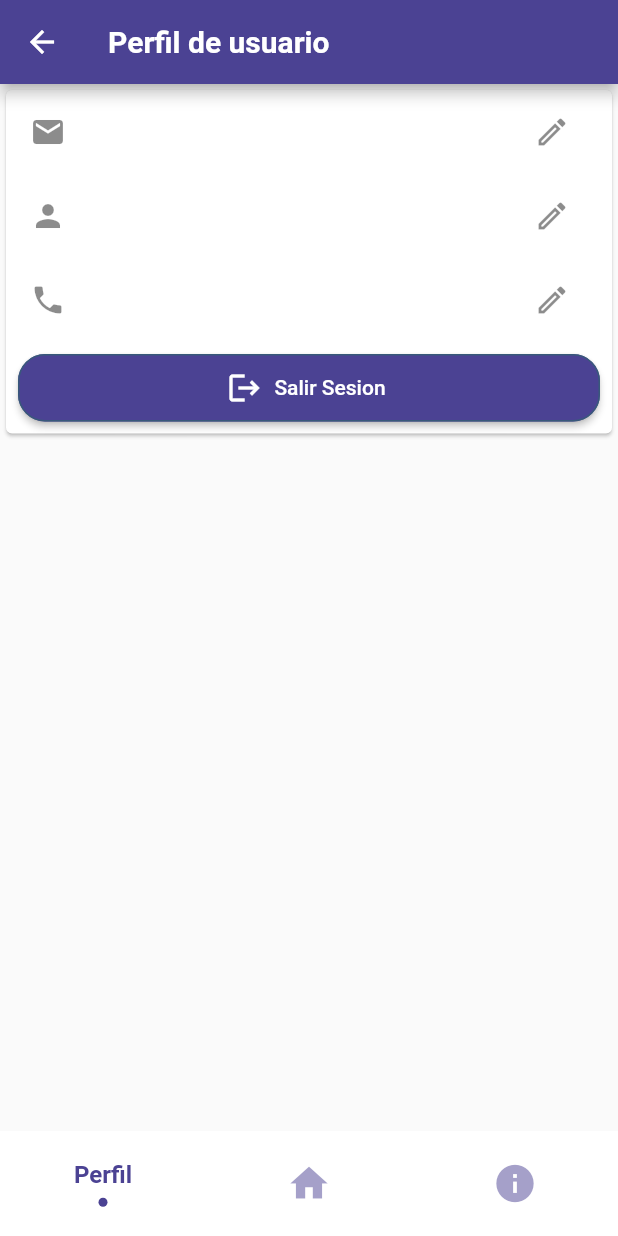
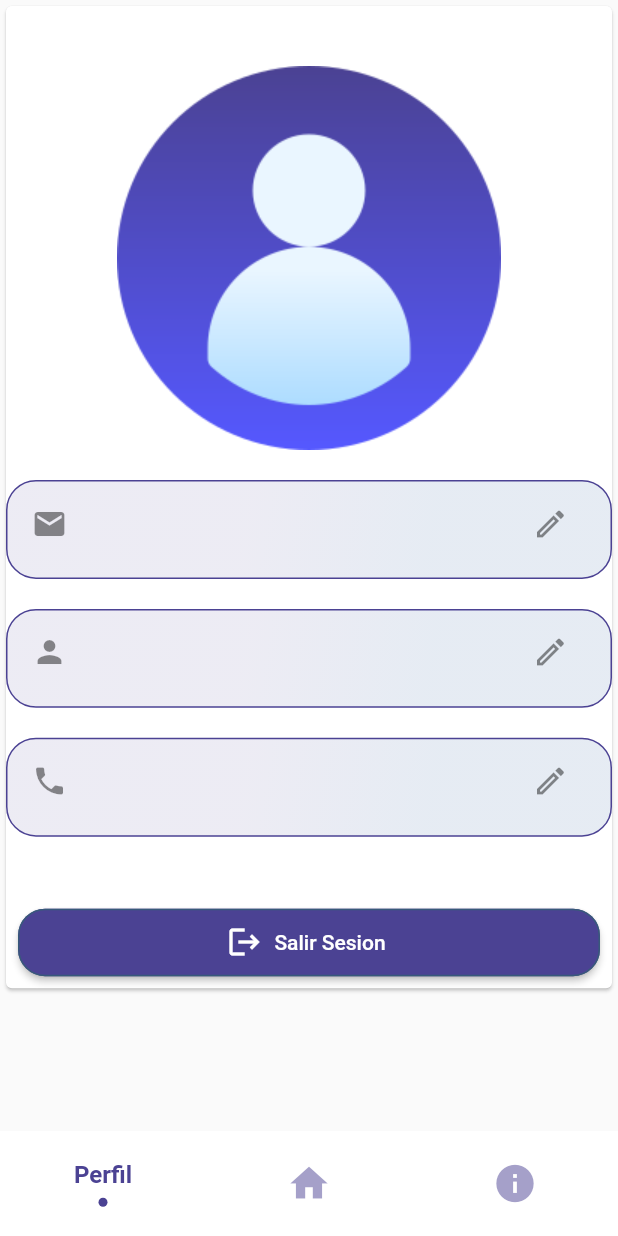
Before and after one commit to usaginotsuki/gastos_foraneo, a Flutter app: the SettingPage screen opened directly, on a phone screen of 412 x 824 dp. Run offline on Flutter 3.47's test engine with Material 2 defaults, Android fonts, the phone set to English and light mode, and no system bars; drawn by our look-alikes of sliding_clipped_nav_bar; our stand-ins replace charts_flutter, cloud_firestore, firebase_auth, firebase_core, flutter_signin_button, google_sign_in and 2 more; accounts and stored records are empty; network calls fail; Roboto replaces fonts that are missing (Akrobat).

Commit message:
Setting Page UI/ Botones , Textos, Icon

```diff
--- a/lib/src/pages/setting_page.dart
+++ b/lib/src/pages/setting_page.dart
@@ -6,6 +6,7 @@ import 'package:provider/provider.dart';
 import '../Widgets/utils/dialog_ulit.dart';
 import '../Widgets/BottomMenu/bottom_menu_widget.dart';
 import '../services/auth.services.dart';
+import '../../Core/Colors/Hex_Color.dart';
 
 class SettingPage extends StatefulWidget {
   const SettingPage({super.key});
@@ -26,9 +27,6 @@ class _SettingPageState extends State<SettingPage> {
   Widget build(BuildContext context) {
     final mainProvider = Provider.of<MainProvider>(context, listen: false);
     return Scaffold(
-      appBar: AppBar(
-        title: Text("Perfil de usuario"),
-      ),
       body: SingleChildScrollView(
         child: StreamBuilder(
             stream: cliente
@@ -47,11 +45,33 @@ class _SettingPageState extends State<SettingPage> {
                   child: Card(
                       child: Column(
                     children: [
-                      ListTile(
+                      const Padding(padding: EdgeInsets.only(top: 40.0)),
+                      Image.asset('assets/usuario3.png'),
+                      const Padding(padding: EdgeInsets.only(top: 20.0)),
+                      Container(
+                        height:
+                            MediaQuery.of(context).size.height.round() * 0.08,
+                        decoration: BoxDecoration(
+                            border: Border.all(
+                              color: HexColor("#4b4293"),
+                            ),
+                            borderRadius: BorderRadius.all(Radius.circular(20)),
+                            gradient: LinearGradient(
+                              begin: Alignment.topLeft,
+                              end: Alignment.bottomRight,
+                              stops: const [0.1, 0.4, 0.7, 0.9],
+                              colors: [
+                                HexColor("#4b4293").withOpacity(0.1),
+                                HexColor("#4b4293").withOpacity(0.1),
+                                HexColor("#08418e").withOpacity(0.1),
+                                HexColor("#08418e").withOpacity(0.1)
+                              ],
+                            )),
+                        child: ListTile(
                           leading: Icon(Icons.email),
                           title: Text(
                             usuario.correo,
-                          style: Theme.of(context).textTheme.headlineSmall,
+                            style: Theme.of(context).textTheme.headline6,
                           ),
                           trailing: IconButton(
                               onPressed: () {
@@ -60,11 +80,32 @@ class _SettingPageState extends State<SettingPage> {
                               },
                               icon: Icon(Icons.edit_outlined)),
                         ),
-                      ListTile(
+                      ),
+                      const Padding(padding: EdgeInsets.only(top: 20.0)),
+                      Container(
+                        height:
+                            MediaQuery.of(context).size.height.round() * 0.08,
+                        decoration: BoxDecoration(
+                            border: Border.all(
+                              color: HexColor("#4b4293"),
+                            ),
+                            borderRadius: BorderRadius.all(Radius.circular(20)),
+                            gradient: LinearGradient(
+                              begin: Alignment.topLeft,
+                              end: Alignment.bottomRight,
+                              stops: const [0.1, 0.4, 0.7, 0.9],
+                              colors: [
+                                HexColor("#4b4293").withOpacity(0.1),
+                                HexColor("#4b4293").withOpacity(0.1),
+                                HexColor("#08418e").withOpacity(0.1),
+                                HexColor("#08418e").withOpacity(0.1)
+                              ],
+                            )),
+                        child: ListTile(
                           leading: Icon(Icons.person),
                           title: Text(
                             usuario.name,
-                          style: Theme.of(context).textTheme.headlineSmall,
+                            style: Theme.of(context).textTheme.headline6,
                           ),
                           trailing: IconButton(
                               onPressed: () {
@@ -73,11 +114,32 @@ class _SettingPageState extends State<SettingPage> {
                               },
                               icon: Icon(Icons.edit_outlined)),
                         ),
-                      ListTile(
+                      ),
+                      const Padding(padding: EdgeInsets.only(top: 20.0)),
+                      Container(
+                        height:
+                            MediaQuery.of(context).size.height.round() * 0.08,
+                        decoration: BoxDecoration(
+                            border: Border.all(
+                              color: HexColor("#4b4293"),
+                            ),
+                            borderRadius: BorderRadius.all(Radius.circular(20)),
+                            gradient: LinearGradient(
+                              begin: Alignment.topLeft,
+                              end: Alignment.bottomRight,
+                              stops: const [0.1, 0.4, 0.7, 0.9],
+                              colors: [
+                                HexColor("#4b4293").withOpacity(0.1),
+                                HexColor("#4b4293").withOpacity(0.1),
+                                HexColor("#08418e").withOpacity(0.1),
+                                HexColor("#08418e").withOpacity(0.1)
+                              ],
+                            )),
+                        child: ListTile(
                           leading: Icon(Icons.phone),
                           title: Text(
                             usuario.phone,
-                          style: Theme.of(context).textTheme.headlineSmall,
+                            style: Theme.of(context).textTheme.headline6,
                           ),
                           trailing: IconButton(
                               onPressed: () {
@@ -86,7 +148,8 @@ class _SettingPageState extends State<SettingPage> {
                               },
                               icon: Icon(Icons.edit_outlined)),
                         ),
-
+                      ),
+                      const Padding(padding: EdgeInsets.only(top: 40.0)),
                       Padding(
                         padding: const EdgeInsets.all(8.0),
                         child: Align(
--- a/pubspec.yaml
+++ b/pubspec.yaml
@@ -48,6 +48,7 @@ dependencies:
   supercharged: ^2.1.1
   page_transition: ^2.0.9
   charts_flutter: ^0.12.0
+  flutter_settings_screens: ^0.3.3-null-safety+2
 
 
 dev_dependencies:
```
Also changed, not shown: lib/src/pages/information_page.dart (+7 -5 lines), assets/usuario.png (added), assets/usuario2.png (added), assets/usuario3.png (added), pubspec.lock, 1 other file. Lines whose indentation alone changed are shown as unchanged.
